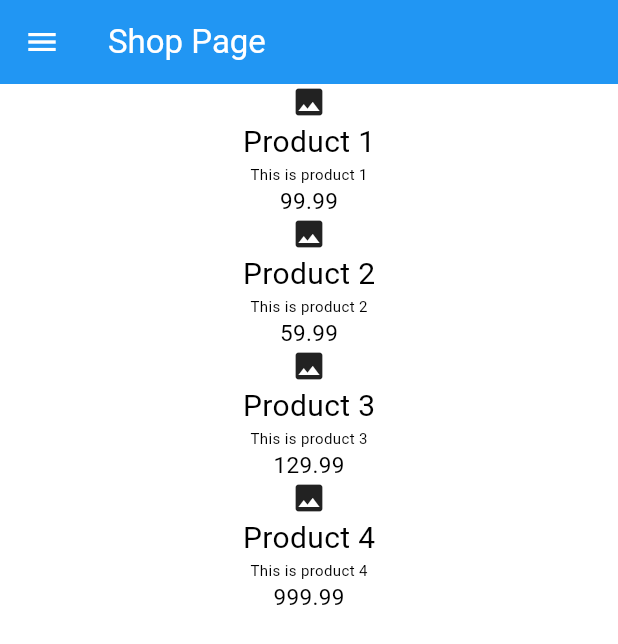
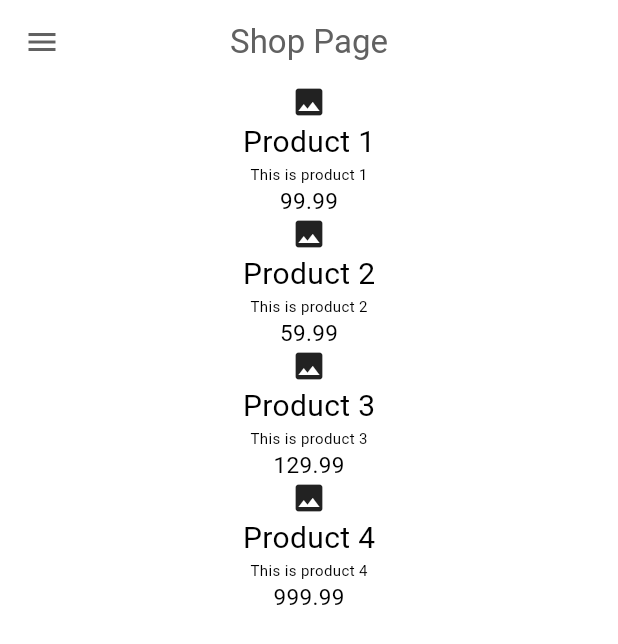
Before and after one commit to BUSHAAN/E-commerce-app, a Flutter app: the screen it shows after launch, after a tap on "Proceed", on a phone screen of 412 x 824 dp. Shown: the top 644 px of the screen. Run offline on Flutter 3.47's test engine with Material 3 defaults, Android fonts, the phone set to English and light mode, and no system bars.

Commit message:
theme and color changes

```diff
--- a/lib/components/my_button.dart
+++ b/lib/components/my_button.dart
@@ -11,13 +11,14 @@ class MyButton extends StatelessWidget {
       child: Container(
         padding: const EdgeInsets.symmetric(horizontal: 30, vertical: 10),
         decoration: BoxDecoration(
-          color: Theme.of(context).colorScheme.primary,
+          color: Theme.of(context).colorScheme.secondary,
           borderRadius: BorderRadius.circular(15),
         ),
         child: Text(
           'Proceed',
           style: TextStyle(
-            color: Theme.of(context).colorScheme.background,
+            fontWeight: FontWeight.bold,
+            color: Theme.of(context).colorScheme.inversePrimary,
             fontSize: 20,
           ),
         ),
--- a/lib/components/my_drawer.dart
+++ b/lib/components/my_drawer.dart
@@ -22,7 +22,7 @@ class MyDrawer extends StatelessWidget {
                   child: Icon(
                     Icons.shopping_bag,
                     size: 100,
-                    color: Theme.of(context).colorScheme.primary,
+                    color: Theme.of(context).colorScheme.inversePrimary,
                   ),
                 ),
               ),
--- a/lib/components/my_list_tile.dart
+++ b/lib/components/my_list_tile.dart
@@ -16,12 +16,12 @@ class MyListTile extends StatelessWidget {
       child: ListTile(
         leading: Icon(
           icon,
-          color: Theme.of(context).colorScheme.primary,
+          color: Theme.of(context).colorScheme.inversePrimary,
         ),
         title: Text(
           title,
           style: TextStyle(
-            color: Theme.of(context).colorScheme.primary,
+            color: Theme.of(context).colorScheme.inversePrimary,
             fontSize: 20,
           ),
         ),
--- a/lib/pages/intro_page.dart
+++ b/lib/pages/intro_page.dart
@@ -18,7 +18,7 @@ class IntroPage extends StatelessWidget {
             Icon(
               Icons.shopping_cart,
               size: 100,
-              color: Theme.of(context).colorScheme.primary,
+              color: Theme.of(context).colorScheme.inversePrimary,
             ),
             const SizedBox(
               height: 25,
@@ -29,7 +29,7 @@ class IntroPage extends StatelessWidget {
               style: TextStyle(
                 fontSize: 30,
                 fontWeight: FontWeight.bold,
-                color: Theme.of(context).colorScheme.primary,
+                color: Theme.of(context).colorScheme.inversePrimary,
               ),
             ),
 
@@ -38,7 +38,7 @@ class IntroPage extends StatelessWidget {
               'Shop smarter, shop faster.',
               style: TextStyle(
                 fontSize: 17,
-                color: Theme.of(context).colorScheme.primary,
+                color: Theme.of(context).colorScheme.inversePrimary,
               ),
             ),
 
--- a/lib/pages/shop_page.dart
+++ b/lib/pages/shop_page.dart
@@ -18,11 +18,12 @@ class ShopPage extends StatelessWidget {
 
     return Scaffold(
       appBar: AppBar(
-        iconTheme: IconThemeData(color: Theme.of(context).colorScheme.background),
-        backgroundColor: Theme.of(context).colorScheme.primary,
+        centerTitle: true,
+        iconTheme: IconThemeData(color: Theme.of(context).colorScheme.inversePrimary),
+        backgroundColor: Theme.of(context).colorScheme.secondary,
         title: Text(
           "Shop Page",
-          style: TextStyle(color: Theme.of(context).colorScheme.background),
+          style: TextStyle(color: Theme.of(context).colorScheme.inversePrimary),
         ),
       ),
       drawer: MyDrawer(),
--- a/lib/themes/light_mode.dart
+++ b/lib/themes/light_mode.dart
@@ -4,9 +4,9 @@ import 'package:flutter/material.dart';
 
 ThemeData lightMode = ThemeData(
   colorScheme: ColorScheme.light(
-    background: Colors.white,
-    primary: Colors.blue,
-    secondary: Colors.green,
-    inversePrimary: Colors.white70,
+    background: Colors.grey.shade300,
+    primary: Colors.grey.shade200,
+    secondary: Colors.white,
+    inversePrimary: Colors.grey.shade700,
   ),
 );
```
